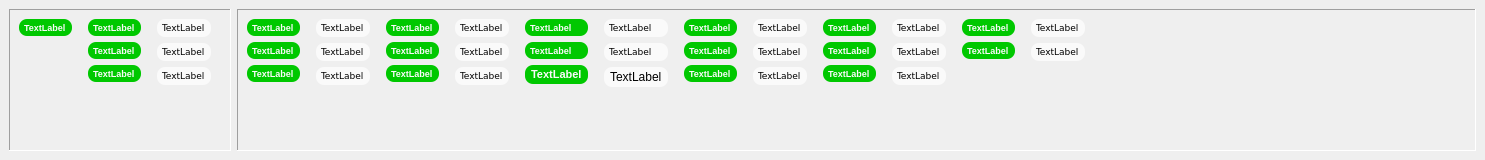
Qt form dockresults.ui (crocodile119/Laser-Studio) before a commit.
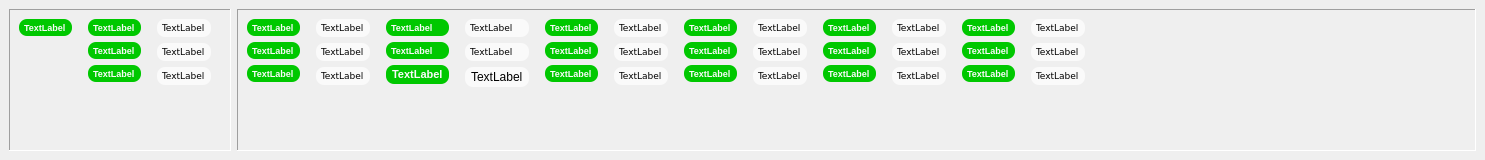
The same form after that commit.

```diff
--- a/dockresults.ui
+++ b/dockresults.ui
@@ -19,7 +19,7 @@
   <property name="minimumSize">
    <size>
     <width>405</width>
-    <height>100</height>
+    <height>134</height>
    </size>
   </property>
   <property name="maximumSize">
@@ -426,10 +426,10 @@
            </widget>
           </item>
           <item>
-           <widget class="QLabel" name="tminEMP_Label">
+           <widget class="QLabel" name="tEMP_mean_Label">
             <property name="font">
              <font>
-              <pointsize>7</pointsize>
+              <pointsize>8</pointsize>
               <weight>75</weight>
               <bold>true</bold>
              </font>
@@ -604,10 +604,10 @@
            </widget>
           </item>
           <item>
-           <widget class="QLabel" name="tTimeBase_Label">
+           <widget class="QLabel" name="tminEMP_Label">
             <property name="font">
              <font>
-              <pointsize>8</pointsize>
+              <pointsize>7</pointsize>
               <weight>75</weight>
               <bold>true</bold>
              </font>
@@ -959,15 +959,7 @@
            </widget>
           </item>
           <item>
-           <widget class="QLabel" name="minEMP_Label">
-            <property name="font">
-             <font>
-              <family>Verdana</family>
-              <pointsize>7</pointsize>
-              <weight>50</weight>
-              <bold>false</bold>
-             </font>
-            </property>
+           <widget class="QLabel" name="EMP_mean_Label">
             <property name="styleSheet">
              <string notr="true">QLabel {background-color: #fafafa}
 QLabel {color: #000000}
@@ -979,9 +971,6 @@
             <property name="text">
              <string>TextLabel</string>
             </property>
-            <property name="alignment">
-             <set>Qt::AlignLeading|Qt::AlignLeft|Qt::AlignVCenter</set>
-            </property>
            </widget>
           </item>
           <item>
@@ -1067,7 +1056,15 @@
            </widget>
           </item>
           <item>
-           <widget class="QLabel" name="timeBase_Label">
+           <widget class="QLabel" name="minEMP_Label">
+            <property name="font">
+             <font>
+              <family>Verdana</family>
+              <pointsize>7</pointsize>
+              <weight>50</weight>
+              <bold>false</bold>
+             </font>
+            </property>
             <property name="styleSheet">
              <string notr="true">QLabel {background-color: #fafafa}
 QLabel {color: #000000}
@@ -1079,6 +1076,9 @@
             <property name="text">
              <string>TextLabel</string>
             </property>
+            <property name="alignment">
+             <set>Qt::AlignLeading|Qt::AlignLeft|Qt::AlignVCenter</set>
+            </property>
            </widget>
           </item>
           <item>
@@ -1225,6 +1225,28 @@
             </property>
            </widget>
           </item>
+          <item>
+           <widget class="QLabel" name="tPulseNumberThLabel">
+            <property name="font">
+             <font>
+              <pointsize>7</pointsize>
+              <weight>75</weight>
+              <bold>true</bold>
+             </font>
+            </property>
+            <property name="styleSheet">
+             <string notr="true">QLabel {background-color: #00c800}
+QLabel {color: #fafafa}
+QLabel {border: 0px solid grey}
+QLabel {border-radius: 8px}
+QLabel {padding: 3px}
+QLabel {margin-right: 10px}</string>
+            </property>
+            <property name="text">
+             <string>TextLabel</string>
+            </property>
+           </widget>
+          </item>
           <item>
            <spacer name="verticalSpacer_12">
             <property name="orientation">
@@ -1294,6 +1316,27 @@
             </property>
            </widget>
           </item>
+          <item>
+           <widget class="QLabel" name="PulseNumberThLabel">
+            <property name="font">
+             <font>
+              <family>Verdana</family>
+              <pointsize>7</pointsize>
+             </font>
+            </property>
+            <property name="styleSheet">
+             <string notr="true">QLabel {background-color: #fafafa}
+QLabel {color: #000000}
+QLabel {border: 0px solid grey}
+QLabel {border-radius: 8px}
+QLabel {padding: 3px}
+QLabel {margin-right: 10px}</string>
+            </property>
+            <property name="text">
+             <string>TextLabel</string>
+            </property>
+           </widget>
+          </item>
           <item>
            <spacer name="verticalSpacer_14">
             <property name="orientation">
```
